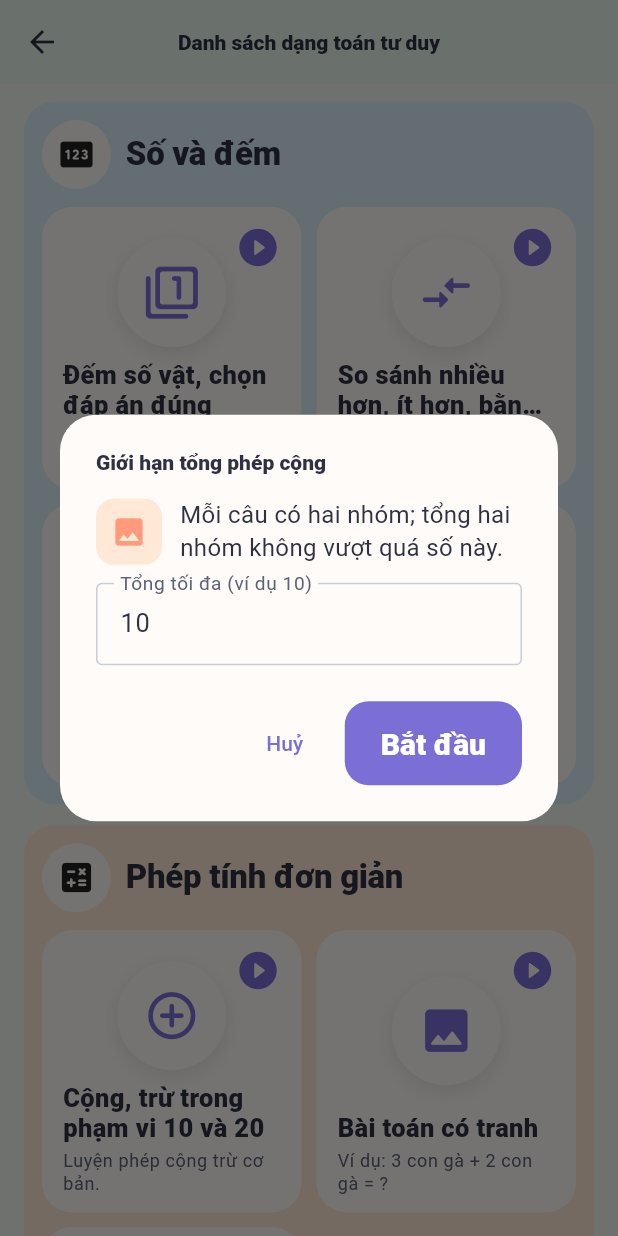
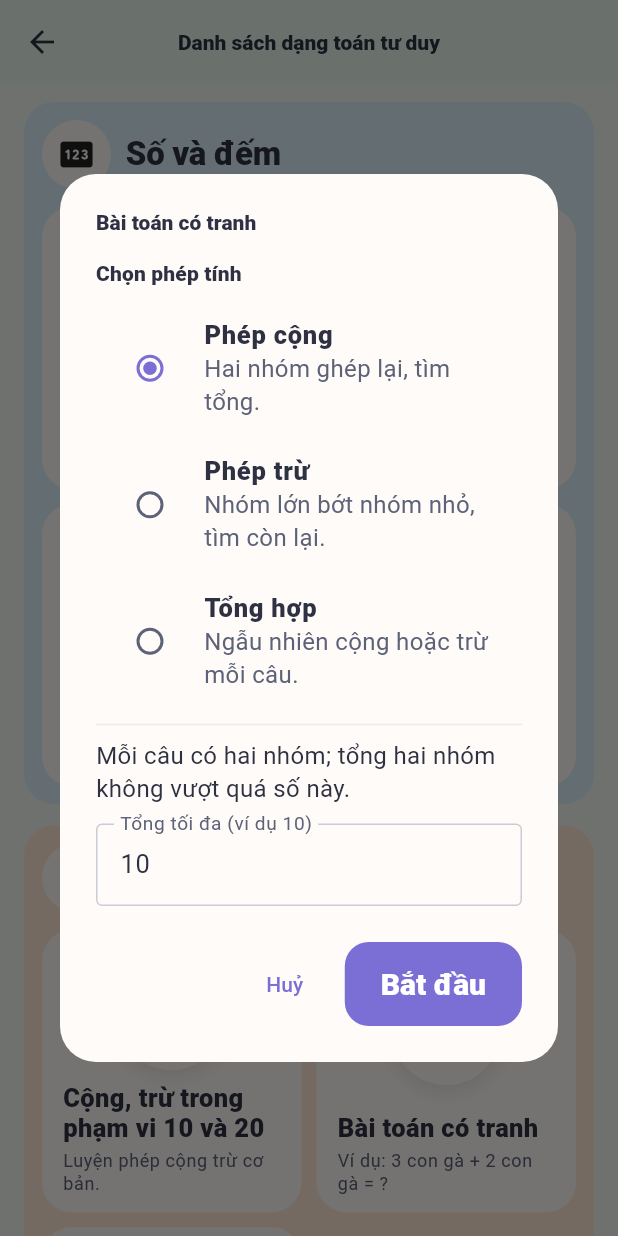
Before and after one commit to Manh-Nq/StudyWith, a Flutter app: the MathActivityListScreen screen opened directly, after a tap on "Bài toán có tranh", on a phone screen of 412 x 824 dp. Run offline on Flutter 3.47's test engine with Material 3 defaults, Android fonts, the phone set to English and light mode, and no system bars; our stand-ins replace audioplayers, dio, flutter_tts, google_maps_flutter, image_picker, shared_preferences and 2 more; missing offline and left inert: flutter_polyline_points; accounts and stored records are empty; generated files the repository leaves out were written again.

```diff
--- a/lib/l10n/app_vi.arb
+++ b/lib/l10n/app_vi.arb
@@ -138,7 +138,19 @@
     }
   },
   "mathPictureAddCountHint": "Đếm tranh từng bên, rồi chọn tổng bên dưới.",
+  "mathPictureSubtractCountHint": "Đếm nhóm lớn, bớt nhóm nhỏ, rồi chọn kết quả.",
   "mathPictureAddLayoutHint": "Đếm từng nhóm, rồi chọn đáp án phía dưới.",
+  "mathPictureSubtractLayoutHint": "Nhóm trái trừ nhóm phải — chọn đáp án phía dưới.",
+  "mathPictureSetupDialogTitle": "Bài toán có tranh",
+  "mathPictureSetupModeHeading": "Chọn phép tính",
+  "mathPictureModeAdditionTitle": "Phép cộng",
+  "mathPictureModeAdditionSubtitle": "Hai nhóm ghép lại, tìm tổng.",
+  "mathPictureModeSubtractionTitle": "Phép trừ",
+  "mathPictureModeSubtractionSubtitle": "Nhóm lớn bớt nhóm nhỏ, tìm còn lại.",
+  "mathPictureModeMixedTitle": "Tổng hợp",
+  "mathPictureModeMixedSubtitle": "Ngẫu nhiên cộng hoặc trừ mỗi câu.",
+  "mathPictureSubtractLimitDialogBody": "Số lớn nhất trong phép trừ (nhóm bên trái) không vượt quá số này.",
+  "mathPictureMixedLimitDialogBody": "Giới hạn số dùng cho cả cộng và trừ (tổng hoặc số bị trừ).",
   "mathActFillOpTitle": "Điền dấu +, −, =",
   "mathActFillOpDesc": "Chọn dấu phép tính đúng vào chỗ trống.",
   "mathActShapesTitle": "Nhận biết hình học",
@@ -275,6 +287,8 @@
   "mathEntityShapeTriangle": "Hình tam giác",
   "mathEntityShapeStar": "Hình ngôi sao",
   "mathEntityAddButton": "Thêm vật",
+  "mathEntityNoActiveForQuestion": "Chưa có vật đang bật. Hãy bấm biểu tượng cài đặt để thêm hoặc bật vật.",
+  "mathEntityMissingForQuestion": "Không tải được vật cho câu hỏi. Hãy tạo câu mới hoặc thêm vật.",
   "mathEntitySnackNameRequired": "Nhập tên vật",
   "mathEntitySnackPickImage": "Hãy chọn ảnh từ máy",
   "mathEntitySnackUrlRequired": "Nhập URL ảnh",
--- /dev/null
+++ b/lib/math_thinking/activities/picture_problem/model/math_picture_problem_setup.dart
@@ -0,0 +1,12 @@
+import 'math_picture_operation_mode.dart';
+
+/// Cấu hình khi bắt đầu bài toán có tranh.
+class MathPictureProblemSetup {
+  const MathPictureProblemSetup({
+    required this.limit,
+    required this.mode,
+  });
+
+  final int limit;
+  final MathPictureOperationMode mode;
+}
--- a/lib/math_thinking/activities/picture_problem/view/math_picture_add_equation_box.dart
+++ b/lib/math_thinking/activities/picture_problem/view/math_picture_add_equation_box.dart
@@ -9,11 +9,13 @@ class MathPictureAddEquationBar extends StatelessWidget {
     required this.leftCount,
     required this.rightCount,
     required this.metrics,
+    this.operator = '+',
   });
 
   final int leftCount;
   final int rightCount;
   final MathPictureAddLayoutMetrics metrics;
+  final String operator;
 
   @override
   Widget build(BuildContext context) {
@@ -57,7 +59,7 @@ class MathPictureAddEquationBar extends StatelessWidget {
                   foreground: scheme.primary,
                 ),
                 SizedBox(width: metrics.equationChipGap),
-                Text('+', style: operatorStyle),
+                Text(operator, style: operatorStyle),
                 SizedBox(width: metrics.equationChipGap),
                 _EquationChip(
                   label: '$rightCount',
--- a/lib/math_thinking/shared/ui/math_activity_dialogs.dart
+++ b/lib/math_thinking/shared/ui/math_activity_dialogs.dart
@@ -1,6 +1,8 @@
 import 'package:flutter/material.dart';
 import 'package:flutter/services.dart';
 import 'package:location_app/l10n/app_localizations.dart';
+import 'package:location_app/math_thinking/activities/picture_problem/model/math_picture_operation_mode.dart';
+import 'package:location_app/math_thinking/activities/picture_problem/model/math_picture_problem_setup.dart';
 import 'package:location_app/math_thinking/activities/sequence/model/math_sequence_pattern_mode.dart';
 import 'package:location_app/theme/kid_friendly_colors.dart';
 import 'package:location_app/theme/kid_friendly_theme.dart';
@@ -138,13 +140,15 @@ abstract final class MathActivityDialogs {
     );
   }
 
-  /// Giới hạn tổng a+b cho bài toán có tranh (mặc định 10).
-  static Future<int?> showPictureSumLimitSetup(BuildContext context) {
-    return showDialog<int>(
+  /// Chọn phép (cộng / trừ / tổng hợp) và giới hạn số cho bài toán có tranh.
+  static Future<MathPictureProblemSetup?> showPictureProblemSetup(
+    BuildContext context,
+  ) {
+    return showDialog<MathPictureProblemSetup>(
       context: context,
       barrierDismissible: false,
       builder: (BuildContext dialogContext) {
-        return const _PictureSumLimitDialog();
+        return const _PictureProblemSetupDialog();
       },
     );
   }
@@ -469,16 +473,18 @@ abstract final class MathActivityDialogs {
   }
 }
 
-class _PictureSumLimitDialog extends StatefulWidget {
-  const _PictureSumLimitDialog();
+class _PictureProblemSetupDialog extends StatefulWidget {
+  const _PictureProblemSetupDialog();
 
   @override
-  State<_PictureSumLimitDialog> createState() => _PictureSumLimitDialogState();
+  State<_PictureProblemSetupDialog> createState() =>
+      _PictureProblemSetupDialogState();
 }
 
-class _PictureSumLimitDialogState extends State<_PictureSumLimitDialog> {
+class _PictureProblemSetupDialogState extends State<_PictureProblemSetupDialog> {
   late final TextEditingController _controller =
       TextEditingController(text: '10');
+  MathPictureOperationMode _mode = MathPictureOperationMode.addition;
   String? _errorText;
 
   @override
@@ -492,6 +498,17 @@ class _PictureSumLimitDialogState extends State<_PictureSumLimitDialog> {
       setState(() {
         _errorText = null;
       });
+    }
+  }
+
+  String _bodyForMode(AppLocalizations l) {
+    switch (_mode) {
+      case MathPictureOperationMode.addition:
+        return l.mathPictureSumLimitDialogBody;
+      case MathPictureOperationMode.subtraction:
+        return l.mathPictureSubtractLimitDialogBody;
+      case MathPictureOperationMode.mixed:
+        return l.mathPictureMixedLimitDialogBody;
     }
   }
 
@@ -514,42 +531,85 @@ class _PictureSumLimitDialogState extends State<_PictureSumLimitDialog> {
       });
       return;
     }
-    Navigator.of(context).pop(parsed);
+    Navigator.of(context).pop(
+      MathPictureProblemSetup(limit: parsed, mode: _mode),
+    );
   }
 
   @override
   Widget build(BuildContext context) {
     final AppLocalizations l = AppLocalizations.of(context)!;
     return AlertDialog(
-      title: Text(l.mathPictureSumLimitDialogTitle),
+      title: Text(l.mathPictureSetupDialogTitle),
       content: SingleChildScrollView(
         child: Column(
           mainAxisSize: MainAxisSize.min,
           crossAxisAlignment: CrossAxisAlignment.stretch,
           children: <Widget>[
-            Row(
-              children: <Widget>[
-                Container(
-                  padding: const EdgeInsets.all(10),
-                  decoration: BoxDecoration(
-                    color: KidFriendlyColors.mathOperationsTint,
-                    borderRadius: BorderRadius.circular(12),
+            Text(
+              l.mathPictureSetupModeHeading,
+              style: Theme.of(context).textTheme.titleSmall?.copyWith(
+                    fontWeight: FontWeight.w800,
                   ),
-                  child: const Icon(
-                    Icons.image_rounded,
-                    color: KidFriendlyColors.warmCoral,
+            ),
+            const SizedBox(height: 8),
+            RadioListTile<MathPictureOperationMode>(
+              title: Text(
+                l.mathPictureModeAdditionTitle,
+                style: const TextStyle(fontWeight: FontWeight.w800),
+              ),
+              subtitle: Text(l.mathPictureModeAdditionSubtitle),
+              value: MathPictureOperationMode.addition,
+              groupValue: _mode,
+              onChanged: (MathPictureOperationMode? v) {
+                if (v == null) {
+                  return;
+                }
+                setState(() {
+                  _mode = v;
+                });
+              },
+            ),
+            RadioListTile<MathPictureOperationMode>(
+              title: Text(
+                l.mathPictureModeSubtractionTitle,
+                style: const TextStyle(fontWeight: FontWeight.w800),
+              ),
+              subtitle: Text(l.mathPictureModeSubtractionSubtitle),
+              value: MathPictureOperationMode.subtraction,
+              groupValue: _mode,
+              onChanged: (MathPictureOperationMode? v) {
+                if (v == null) {
+                  return;
+                }
+                setState(() {
+                  _mode = v;
+                });
+              },
+            ),
+            RadioListTile<MathPictureOperationMode>(
+              title: Text(
+                l.mathPictureModeMixedTitle,
+                style: const TextStyle(fontWeight: FontWeight.w800),
+              ),
+              subtitle: Text(l.mathPictureModeMixedSubtitle),
+              value: MathPictureOperationMode.mixed,
+              groupValue: _mode,
+              onChanged: (MathPictureOperationMode? v) {
+                if (v == null) {
+                  return;
+                }
+                setState(() {
+                  _mode = v;
+                });
+              },
+            ),
+            const Divider(height: 20),
+            Text(
+              _bodyForMode(l),
+              style: Theme.of(context).textTheme.bodyMedium?.copyWith(
+                    height: 1.35,
                   ),
-                ),
-                const SizedBox(width: 12),
-                Expanded(
-                  child: Text(
-                    l.mathPictureSumLimitDialogBody,
-                    style: Theme.of(context).textTheme.bodyMedium?.copyWith(
-                          height: 1.35,
-                        ),
-                  ),
-                ),
-              ],
             ),
             const SizedBox(height: 12),
             TextField(
--- a/lib/math_thinking/view/math_activity_list_screen.dart
+++ b/lib/math_thinking/view/math_activity_list_screen.dart
@@ -20,6 +20,7 @@ import '../activities/identify_shapes/view/math_identify_shapes_screen.dart';
 import '../activities/matching_pairs/view/math_matching_pairs_screen.dart';
 import '../activities/odd_one_out/view/math_odd_one_out_screen.dart';
 import '../activities/pattern/view/math_pattern_screen.dart';
+import '../activities/picture_problem/model/math_picture_problem_setup.dart';
 import '../activities/picture_problem/view/math_picture_problem_screen.dart';
 import '../activities/position/view/math_position_screen.dart';
 import '../activities/same_different/view/math_same_different_screen.dart';
@@ -80,15 +81,17 @@ class _MathActivityListScreenState extends State<MathActivityListScreen> {
   }
 
   Future<void> _openPictureProblem(BuildContext context) async {
-    final int? sumLimit =
-        await MathActivityDialogs.showPictureSumLimitSetup(context);
-    if (!context.mounted || sumLimit == null) {
+    final MathPictureProblemSetup? setup =
+        await MathActivityDialogs.showPictureProblemSetup(context);
+    if (!context.mounted || setup == null) {
       return;
     }
     await Navigator.of(context).push(
       MaterialPageRoute<void>(
-        builder: (BuildContext ctx) =>
-            MathPictureProblemScreen(sumLimit: sumLimit),
+        builder: (BuildContext ctx) => MathPictureProblemScreen(
+          limit: setup.limit,
+          mode: setup.mode,
+        ),
       ),
     );
   }
```
Also changed, not shown: lib/l10n/app_en.arb (+14 -0 lines), lib/math_thinking/activities/picture_problem/model/math_picture_add_meta.dart (+6 -1 lines), lib/math_thinking/activities/picture_problem/model/math_picture_item.dart (added, +58 -0 lines), lib/math_thinking/activities/picture_problem/model/math_picture_operation_mode.dart (added, +33 -0 lines), lib/math_thinking/activities/picture_problem/service/math_picture_add_generator.dart (deleted, +0 -52 lines), lib/math_thinking/activities/picture_problem/service/math_picture_problem_generator.dart (added, +147 -0 lines), lib/math_thinking/activities/picture_problem/view/math_picture_add_picture_frame.dart (+24 -25 lines), lib/math_thinking/activities/picture_problem/view/math_picture_add_problem_layout.dart (+13 -10 lines), lib/math_thinking/activities/picture_problem/view/math_picture_item_widget.dart (added, +30 -0 lines), lib/math_thinking/activities/picture_problem/view/math_picture_problem_screen.dart (+52 -14 lines), lib/math_thinking/activities/shared_choice/view/math_choice_activity_screen.dart (+19 -0 lines), lib/math_thinking/activities/shared_choice/view_model/math_choice_activity_view_model.dart (+7 -3 lines), lib/math_thinking/shared/model/math_entity_meta_codec.dart (added, +66 -0 lines).
